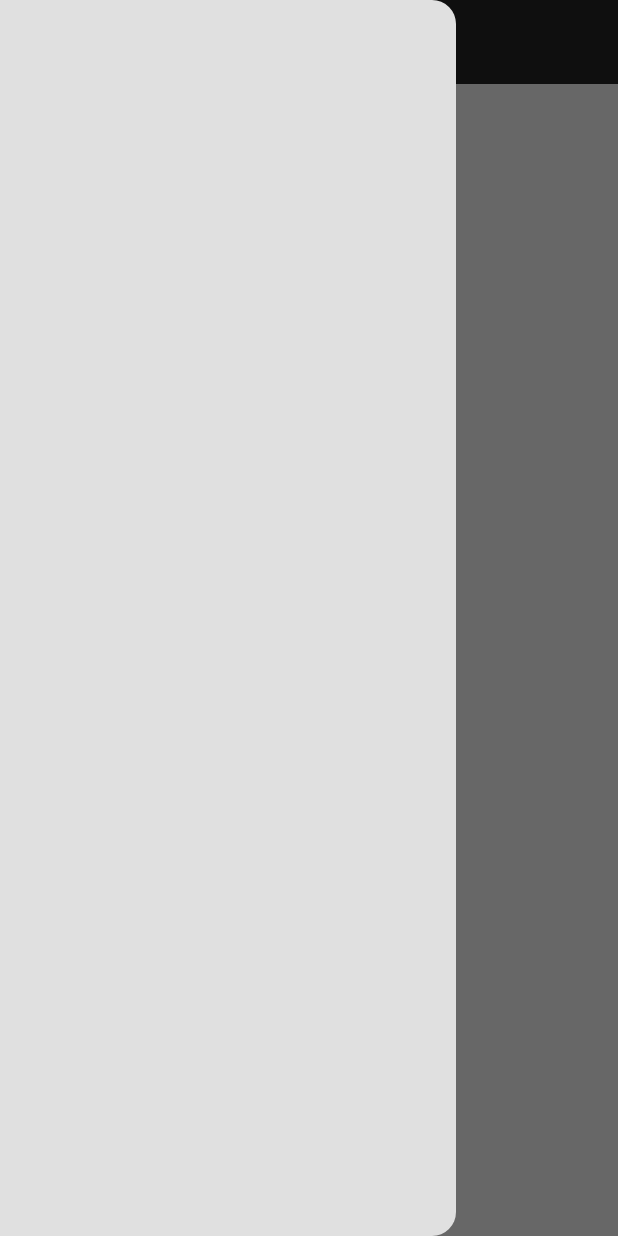
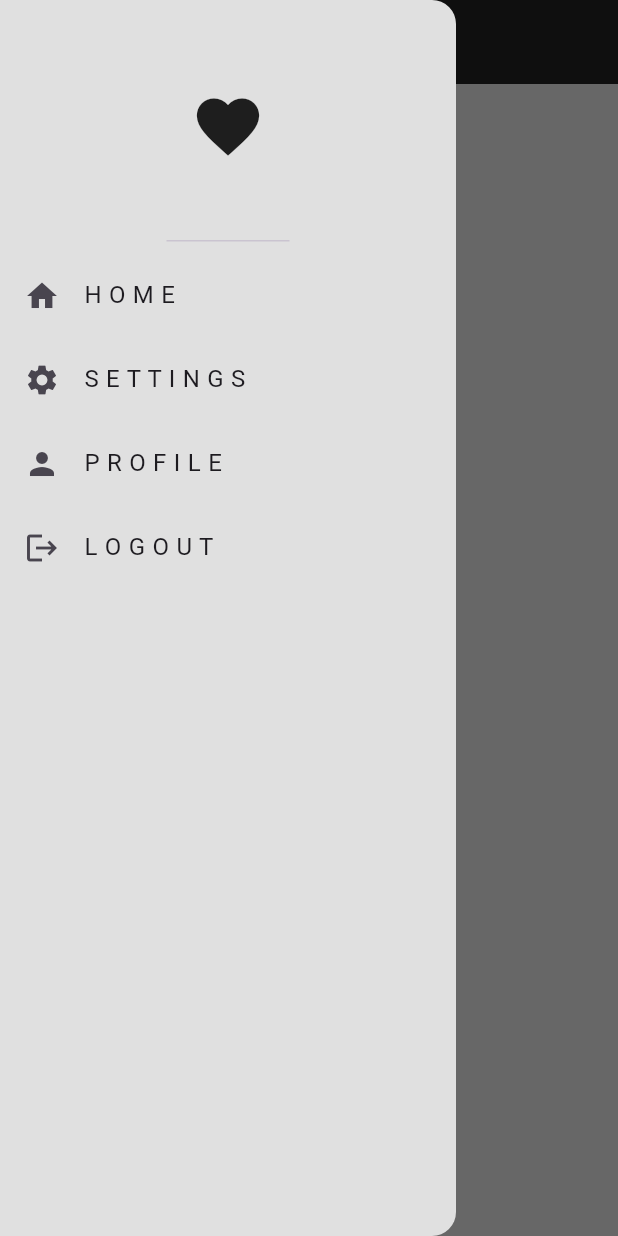
Before and after one commit to mahmoudahmed1718/responsvie_dashboard_ui, a Flutter app: the screen it shows after launch, with the side drawer open, on a phone screen of 412 x 824 dp. Run offline on Flutter 3.47's test engine with Material 3 defaults, Android fonts, the phone set to English and light mode, and no system bars.

Commit message:
complete drawer with list of listtile widgdet

```diff
--- a/lib/widgets/my_drawer.dart
+++ b/lib/widgets/my_drawer.dart
@@ -1,11 +1,26 @@
 import 'package:flutter/material.dart';
 import 'package:responsvie_dashboard_ui/core/utils/app_colors.dart';
+import 'package:responsvie_dashboard_ui/widgets/my_list_tile_widget.dart';
 
 class MyDrawer extends StatelessWidget {
   const MyDrawer({super.key});
 
   @override
   Widget build(BuildContext context) {
-    return Drawer(backgroundColor: AppColors.primary, child: Column());
+    return Drawer(
+      backgroundColor: AppColors.primary,
+      child: Column(
+        children: [
+          DrawerHeader(child: Icon(Icons.favorite, size: 50)),
+          MyListTileWidget(icon: Icon(Icons.home), title: "H O M E "),
+          MyListTileWidget(
+            icon: Icon(Icons.settings),
+            title: "S E T T I N G S ",
+          ),
+          MyListTileWidget(icon: Icon(Icons.person), title: "P R O F I L E "),
+          MyListTileWidget(icon: Icon(Icons.logout), title: "L O G O U T "),
+        ],
+      ),
+    );
   }
 }
```
